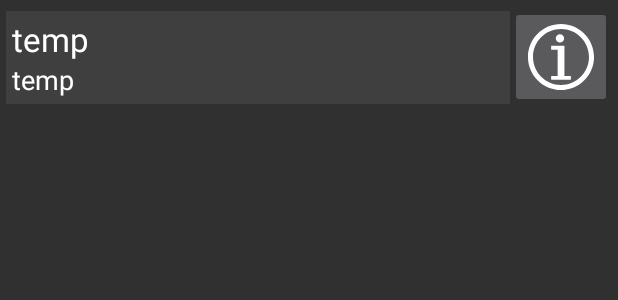
After one commit to westonsfiala/CustomDiceRoller, an Android app: the layout holder_saved_roll.xml on its own in the app's theme, with its tools: preview values and no code run, on a phone screen of 412 x 824 dp. The commit adds this screen. Shown: the top 300 px of the screen. Run offline under Robolectric (Android 15) with nearby library versions, the phone set to English and light mode, and no system bars.

Commit message:
Really fast rework of the saved roller tab. Already looks better with all of the details being shown at once.

```diff
--- a/app/src/main/java/com/fialasfiasco/customdiceroller/saved_roller/SavedRollerFragment.kt
+++ b/app/src/main/java/com/fialasfiasco/customdiceroller/saved_roller/SavedRollerFragment.kt
@@ -12,6 +12,7 @@ import androidx.lifecycle.Observer
 import androidx.lifecycle.ViewModelProviders
 import androidx.preference.PreferenceManager
 import androidx.recyclerview.widget.GridLayoutManager
+import androidx.recyclerview.widget.LinearLayoutManager
 import com.fialasfiasco.customdiceroller.R
 import com.fialasfiasco.customdiceroller.data.*
 import com.fialasfiasco.customdiceroller.dice.Roll
@@ -63,7 +64,7 @@ class SavedRollerFragment : androidx.fragment.app.Fragment(),
 
     private fun setupDiceButtons() {
         // Set the adapter
-        savedRollViewRecycler.layoutManager = GridLayoutManager(context, pageViewModel.getItemsInRowSimple())
+        savedRollViewRecycler.layoutManager = LinearLayoutManager(context)
         savedRollViewRecycler.adapter = SavedRollerRecyclerViewAdapter(pageViewModel, this)
     }
 
@@ -125,7 +126,7 @@ class SavedRollerFragment : androidx.fragment.app.Fragment(),
         }
     }
 
-    override fun onRollLongClick(roll: Roll) {
+    override fun onRollInfoClicked(roll: Roll) {
         val builder = AlertDialog.Builder(context)
 
         builder.setTitle("Roll Info - " + roll.getDisplayName())
--- /dev/null
+++ b/app/src/main/res/layout/holder_saved_roll.xml
@@ -0,0 +1,45 @@
+<?xml version="1.0" encoding="utf-8"?>
+<androidx.constraintlayout.widget.ConstraintLayout xmlns:android="http://schemas.android.com/apk/res/android"
+                                                   xmlns:app="http://schemas.android.com/apk/res-auto"
+                                                   xmlns:tools="http://schemas.android.com/tools"
+                                                   android:layout_width="match_parent"
+                                                   android:layout_height="wrap_content"
+                                                   android:id="@+id/background" android:padding="4dp"
+                                                   android:paddingStart="4dp" android:paddingLeft="4dp"
+                                                   android:paddingTop="4dp" android:paddingEnd="4dp"
+                                                   android:paddingRight="4dp" android:paddingBottom="4dp">
+
+    <LinearLayout
+            android:orientation="vertical"
+            android:layout_width="0dp"
+            android:layout_height="wrap_content" app:layout_constraintTop_toTopOf="parent"
+            app:layout_constraintStart_toStartOf="parent"
+            app:layout_constraintBottom_toBottomOf="parent"
+            android:id="@+id/clickableLayout"
+            app:layout_constraintEnd_toStartOf="@+id/infoButton" app:layout_constraintHorizontal_bias="1.0"
+            android:clickable="true"
+            android:background="@color/colorPrimaryDark" android:padding="4dp" android:paddingStart="4dp"
+            android:paddingLeft="4dp" android:paddingTop="4dp" android:paddingEnd="4dp" android:paddingRight="4dp"
+            android:paddingBottom="4dp" android:focusable="true">
+        <TextView
+                android:text="@string/temp"
+                android:layout_width="wrap_content"
+                android:layout_height="wrap_content"
+                android:id="@+id/rollNameText" android:textAppearance="@style/TextAppearance.AppCompat.Large"
+                android:textColor="@android:color/background_light"/>
+        <TextView
+                android:text="@string/temp"
+                android:layout_width="wrap_content"
+                android:layout_height="wrap_content"
+                android:id="@+id/rollDetailsText" android:textAppearance="@style/TextAppearance.AppCompat.Medium"
+                android:textColor="@android:color/background_light"/>
+    </LinearLayout>
+    <ImageButton
+            android:layout_width="0dp"
+            android:layout_height="wrap_content" app:srcCompat="@drawable/ic_info"
+            android:id="@+id/infoButton" app:layout_constraintStart_toEndOf="@+id/clickableLayout"
+            app:layout_constraintEnd_toEndOf="parent"
+            app:layout_constraintDimensionRatio="1:1"
+            app:layout_constraintTop_toTopOf="@+id/clickableLayout"
+            app:layout_constraintBottom_toBottomOf="@+id/clickableLayout"/>
+</androidx.constraintlayout.widget.ConstraintLayout>
```
Also changed, not shown: app/src/main/java/com/fialasfiasco/customdiceroller/saved_roller/SavedRollerRecyclerViewAdapter.kt (+15 -16 lines), 1 other file.
